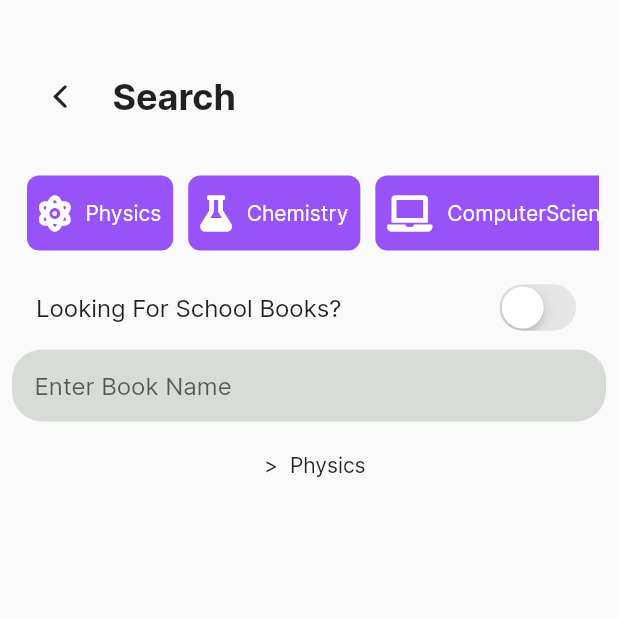
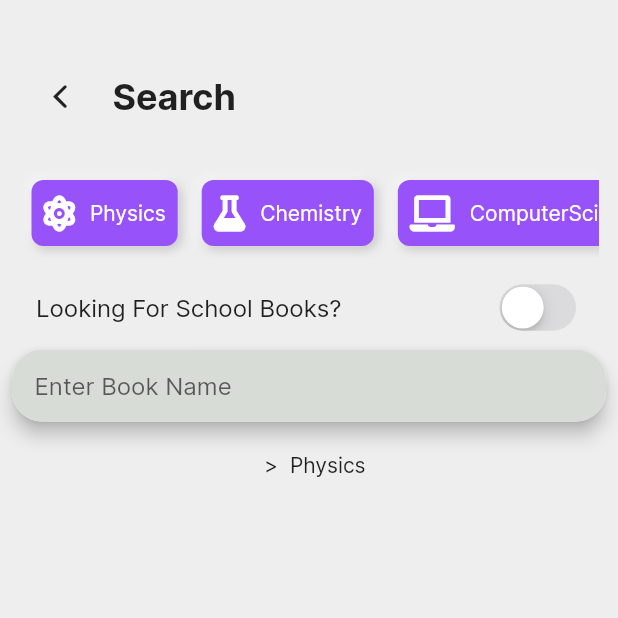
Before and after one commit to RajSolai/lendbook-app, a Flutter app: the SearchPage screen opened by its route, on a phone screen of 412 x 824 dp, the top half of it. Run offline on Flutter 3.47's test engine with Material 2 defaults, Android fonts, the light colour scheme and no system bars; our stand-ins replace badges, cached_network_image, cloud_firestore, connectivity, firebase_auth, firebase_storage and 9 more; missing offline and left inert: android_intent, geocoder; accounts and stored records are empty; network calls fail.

Commit message:
added softui theme to app+ more animations (day8)

```diff
--- a/lib/main.dart
+++ b/lib/main.dart
@@ -40,11 +40,13 @@ class App extends StatelessWidget {
         "/allmessages": (context) => Messages()
       },
       theme: ThemeData(
+          scaffoldBackgroundColor: Color.fromARGB(255, 238, 238, 238),
           fontFamily: "Inter",
           primaryColor: Color(0xFFF2C94C),
           accentColor: Color(0xFFF2C94C),
           accentColorBrightness: Brightness.light),
       darkTheme: ThemeData(
+        scaffoldBackgroundColor: Color(0xFF1b1e23),
           brightness: Brightness.dark,
           inputDecorationTheme: InputDecorationTheme(
               hintStyle: TextStyle(color: Color(0xFFd8dcd6))),
--- a/lib/pages/addbook.dart
+++ b/lib/pages/addbook.dart
@@ -415,7 +415,7 @@ class _AddBookState extends State<AddBook> {
                   ),
                   Center(
                       child: Row(
-                        mainAxisAlignment: MainAxisAlignment.center,
+                    mainAxisAlignment: MainAxisAlignment.center,
                     children: <Widget>[
                       CupertinoButton(
                           borderRadius: BorderRadius.circular(10),
--- a/lib/pages/search.dart
+++ b/lib/pages/search.dart
@@ -113,9 +113,29 @@ class _SearchPageState extends State<SearchPage> {
                                       });
                                     },
                                     child: Container(
-                                      margin: EdgeInsets.all(5),
+                                      margin: EdgeInsets.all(8),
                                       padding: EdgeInsets.all(8),
                                       decoration: BoxDecoration(
+                                          boxShadow: [
+                                            BoxShadow(
+                                                offset: Offset(2, 2),
+                                                color: brightness ==
+                                                        Brightness.light
+                                                    ? Color.fromARGB(
+                                                        50, 0, 0, 0)
+                                                    : Color.fromARGB(
+                                                        90, 0, 0, 0),
+                                                blurRadius: 5),
+                                            BoxShadow(
+                                                offset: Offset(-2, -2),
+                                                color: brightness ==
+                                                        Brightness.light
+                                                    ? Color.fromARGB(
+                                                        150, 255, 255, 255)
+                                                    : Color.fromARGB(
+                                                        80, 0, 0, 0),
+                                                blurRadius: 5)
+                                          ],
                                           color: Color(0xFF9852f9),
                                           borderRadius: BorderRadius.all(
                                               Radius.circular(8))),
@@ -158,9 +178,29 @@ class _SearchPageState extends State<SearchPage> {
                                       });
                                     },
                                     child: Container(
-                                      margin: EdgeInsets.all(5),
+                                      margin: EdgeInsets.all(8),
                                       padding: EdgeInsets.all(8),
                                       decoration: BoxDecoration(
+                                          boxShadow: [
+                                            BoxShadow(
+                                                offset: Offset(2, 2),
+                                                color: brightness ==
+                                                        Brightness.light
+                                                    ? Color.fromARGB(
+                                                        50, 0, 0, 0)
+                                                    : Color.fromARGB(
+                                                        90, 0, 0, 0),
+                                                blurRadius: 5),
+                                            BoxShadow(
+                                                offset: Offset(-2, -2),
+                                                color: brightness ==
+                                                        Brightness.light
+                                                    ? Color.fromARGB(
+                                                        150, 255, 255, 255)
+                                                    : Color.fromARGB(
+                                                        80, 0, 0, 0),
+                                                blurRadius: 5)
+                                          ],
                                           color: Color(0xFF9852f9),
                                           borderRadius: BorderRadius.all(
                                               Radius.circular(8))),
@@ -206,7 +246,10 @@ class _SearchPageState extends State<SearchPage> {
                               }),
                         ),
                       ),
-                      TextField(
+                      Material(
+                        borderRadius: BorderRadius.circular(20.0),
+                        elevation: 5.0,
+                        child: TextField(
                             decoration: InputDecoration(
                                 filled: true,
                                 border: OutlineInputBorder(
@@ -224,6 +267,7 @@ class _SearchPageState extends State<SearchPage> {
                                 _searchParam = value;
                               });
                             }),
+                      ),
                       SizedBox(
                         height: 10,
                       ),
--- a/lib/services/chat/messagebox.dart
+++ b/lib/services/chat/messagebox.dart
@@ -36,7 +36,7 @@ class _MessageBoxState extends State<MessageBox> {
         children: <Widget>[
           Container(
             decoration: BoxDecoration(
-              borderRadius: BorderRadius.all(Radius.circular(8)),
+              borderRadius: BorderRadius.all(Radius.circular(6)),
               color: Color(0xFFF2C94C), //0xFF9852f9
             ),
             padding: EdgeInsets.all(10),
@@ -56,7 +56,7 @@ class _MessageBoxState extends State<MessageBox> {
         children: <Widget>[
           Container(
             decoration: BoxDecoration(
-              borderRadius: BorderRadius.all(Radius.circular(8)),
+              borderRadius: BorderRadius.all(Radius.circular(6)),
               color: Color(0xFF9852f9),
             ),
             padding: EdgeInsets.all(10),
```
Also changed, not shown: lib/components/PostCard.dart (+25 -12 lines), lib/components/homecards.dart (+26 -9 lines), lib/components/messageRq.dart (+24 -4 lines), lib/services/chat/sendmessage.dart (+6 -2 lines). Lines whose indentation alone changed are shown as unchanged.
